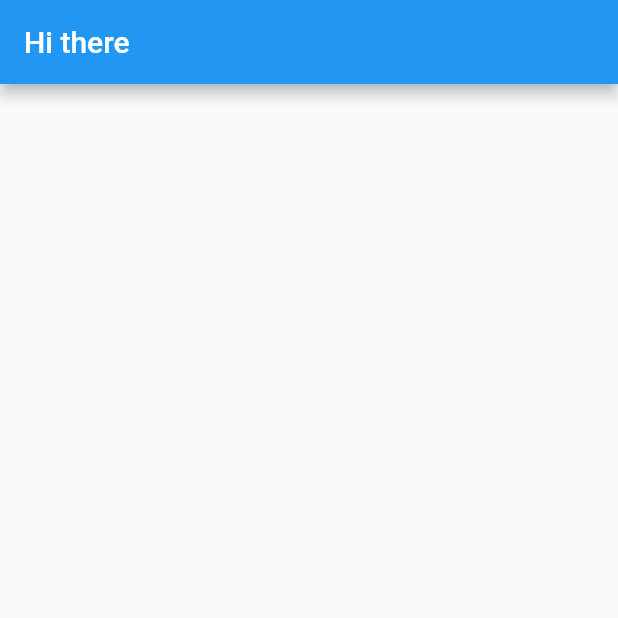
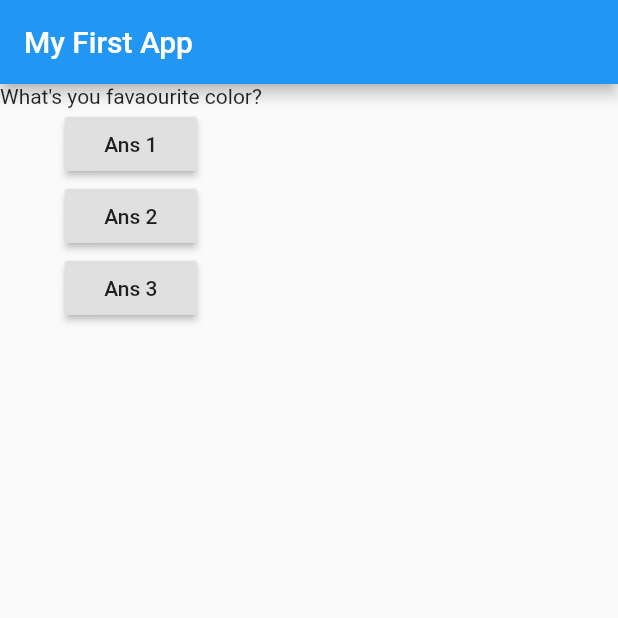
Before and after one commit to teamjaf/Flutter-Practice, a Flutter app: the screen it shows after launch, on a phone screen of 412 x 824 dp, the top half of it. Run offline on Flutter 3.47's test engine with Material 2 defaults, Android fonts, the phone set to English and light mode, and no system bars.

Commit message:
First Commint

```diff
--- a/lib/main.dart
+++ b/lib/main.dart
@@ -1,14 +1,45 @@
 import 'package:flutter/material.dart';
 
-void main() {
-  runApp(MyAPP());
-}
+void main() => runApp(MyAPP());
 
 class MyAPP extends StatelessWidget {
-    @override
-    Widget build(BuildContext context) {
-    return MaterialApp(home: Scaffold(appBar: AppBar(title: Text("Hi there"),      )
+
+  void answerQuestion() {
+    print("Ans chosen");
+  }
+
+  @override
+  Widget build(BuildContext context) {
+    var questions = [
+      "What's you favaourite color?",
+      "What's is your favourite animal?"
+    ];
+
+    return MaterialApp(
+      home: Scaffold(
+        appBar: AppBar(
+          title: Text("My First App"),
         ),
+        body: Column(
+          children: [
+            Text(
+              questions.elementAt(0),
+            ),
+            RaisedButton(
+              child: Text("Ans 1"),
+              onPressed: answerQuestion,
+            ),
+            RaisedButton(
+              child: Text("Ans 2"),
+              onPressed: answerQuestion,
+            ),
+            RaisedButton(
+              child: Text("Ans 3"),
+              onPressed: () => print("Yeah it is working"),
+            ),
+          ],
+        ),
+      ),
     );
-    }
+  }
 }
```
